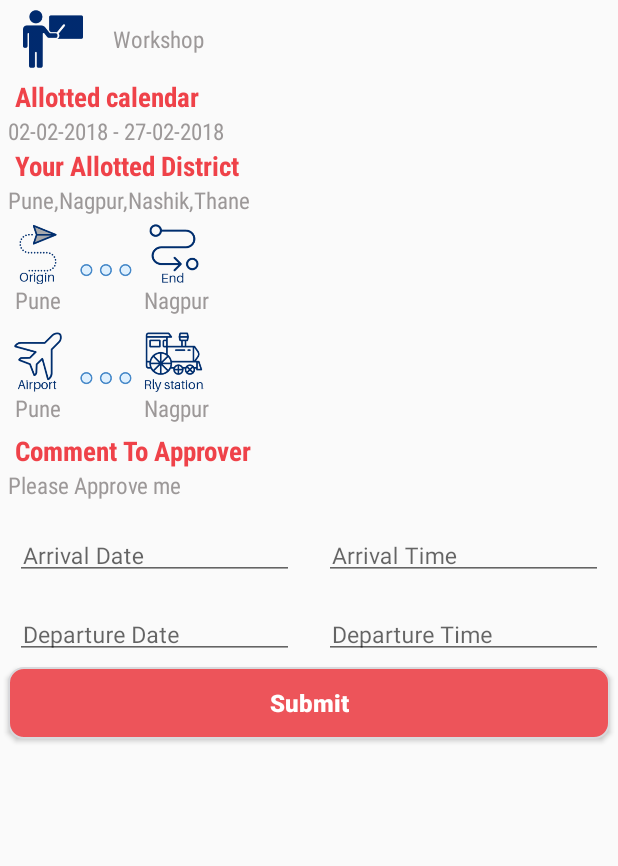
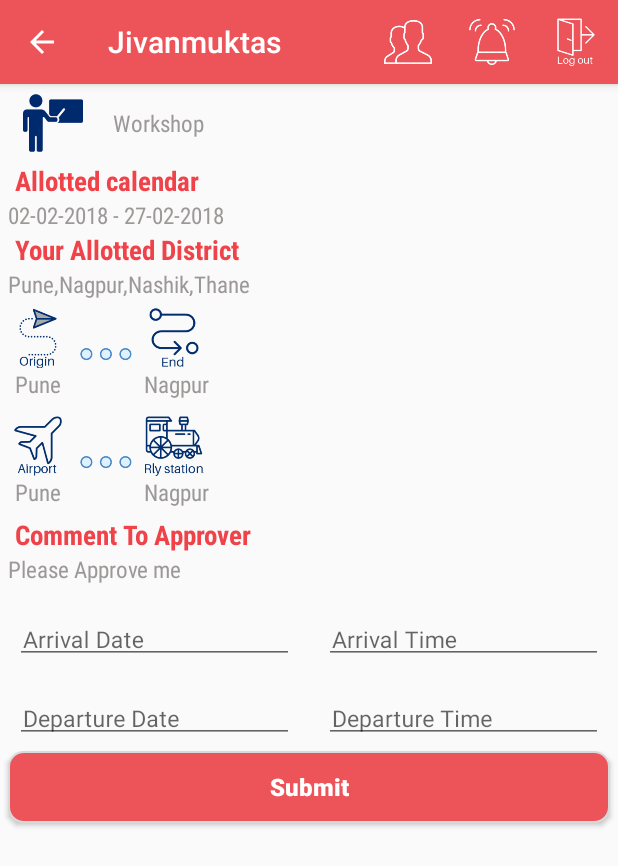
Before and after one commit to dhananjayt28/Gurukul-Android-App-Marg, an Android app: the Workshop screen opened directly, with no data from a screen before it, on a phone screen of 412 x 824 dp. Shown: the top 866 px of the screen. Run offline under Robolectric (Android 15) with nearby library versions, the phone set to English and light mode, and no system bars; our stand-ins replace Volley; network calls fail; 1 statement that could not run was skipped.

Commit message:
workshop

```diff
--- a/app/build.gradle
+++ b/app/build.gradle
@@ -33,7 +33,7 @@ buildscript {
     }
 
     dependencies {
-        classpath 'com.android.tools.build:gradle:3.1.0'
+        classpath 'com.android.tools.build:gradle:3.3.2'
         classpath 'io.fabric.tools:gradle:1.+'
     }
 }
--- a/app/src/main/java/in/jivanmuktas/www/marg/activity/RegistrationActivity.java
+++ b/app/src/main/java/in/jivanmuktas/www/marg/activity/RegistrationActivity.java
@@ -84,6 +84,7 @@ public class RegistrationActivity extends BaseActivity {
     @Override
     protected void onCreate(Bundle savedInstanceState) {
         super.onCreate(savedInstanceState);
+
         setContentView(R.layout.activity_registration);
         Toolbar toolbar = (Toolbar) findViewById(R.id.toolbarTop);
         setSupportActionBar(toolbar);
@@ -161,6 +162,7 @@ public class RegistrationActivity extends BaseActivity {
             public void onItemSelected(AdapterView<?> parent, View view, int position, long id) {
                 if(position != 0 ){
                     countryId = countries.get(position).getCountry_id();
+                    Log.d("!!!countries",countryId.toString());
                     new GetSatsangChapter().execute("" + countries.get(position).getCountry_id());
                     /// Set Country code
                     String[] array = getResources().getStringArray(R.array.country_code);
@@ -229,7 +231,6 @@ public class RegistrationActivity extends BaseActivity {
             public void onItemSelected(AdapterView<?> parent, View view, int position, long id) {
                 if(position != 0){
                     GenderId = Gender[position];
-
                 }
             }
             @Override
--- a/app/src/main/java/in/jivanmuktas/www/marg/activity/Workshop.java
+++ b/app/src/main/java/in/jivanmuktas/www/marg/activity/Workshop.java
@@ -2,8 +2,11 @@ package in.jivanmuktas.www.marg.activity;
 
 import android.app.DatePickerDialog;
 import android.app.TimePickerDialog;
+import android.content.Intent;
+import android.net.Uri;
 import android.os.AsyncTask;
 import android.os.Bundle;
+import android.support.design.widget.TextInputLayout;
 import android.support.v7.widget.Toolbar;
 import android.util.Log;
 import android.view.View;
@@ -11,6 +14,7 @@ import android.widget.AdapterView;
 import android.widget.Button;
 import android.widget.DatePicker;
 import android.widget.EditText;
+import android.widget.ImageView;
 import android.widget.LinearLayout;
 import android.widget.Spinner;
 import android.widget.TextView;
@@ -40,6 +44,8 @@ import in.jivanmuktas.www.marg.R;
 import in.jivanmuktas.www.marg.constant.Constant;
 import in.jivanmuktas.www.marg.network.HttpGetHandler;
 
+import static com.google.firebase.analytics.FirebaseAnalytics.Param.SOURCE;
+
 public class Workshop extends BaseActivity {
     String EVENT_ID,status,Status;
     private SimpleDateFormat dateFormatter;
@@ -49,6 +55,8 @@ public class Workshop extends BaseActivity {
     LinearLayout edDateTimeView,tvDateTimeView,itienaryView;
     Spinner itienaryAction;
     Button submit;
+    ImageView ImgItie,ItenaryUpload;
+    TextInputLayout Moditext;
     @Override
     protected void onCreate(Bundle savedInstanceState) {
         super.onCreate(savedInstanceState);
@@ -93,18 +101,42 @@ public class Workshop extends BaseActivity {
         tvDateTimeView.setVisibility(View.GONE);
         itienaryView.setVisibility(View.GONE);
         submit = (Button) findViewById(R.id.submit);
+        ImgItie = (ImageView) findViewById(R.id.imgItie);
+        ItenaryUpload = (ImageView) findViewById(R.id.ItenaryUpload);
+        Moditext = (TextInputLayout) findViewById(R.id.modiReasonItie);
+        Moditext.setVisibility(View.GONE);
 
         CustomSpinner(itienaryAction,R.array.itiespinner);
 
         itienaryAction.setOnItemSelectedListener(new AdapterView.OnItemSelectedListener() {
             @Override
             public void onItemSelected(AdapterView<?> parent, View view, int position, long id) {
-
+                if(position == 1){
+                    ImgItie.setImageResource(R.drawable.check_icon);
+                    Moditext.setVisibility(View.GONE);
+                }else if(position == 2){
+                    ImgItie.setImageResource(R.drawable.bullet);
+                    Moditext.setVisibility(View.VISIBLE);
+                }else {
+                    ImgItie.setImageResource(R.drawable.bullet);
+                    Moditext.setVisibility(View.GONE);
+                }
             }
 
             @Override
             public void onNothingSelected(AdapterView<?> parent) {
 
+            }
+        });
+
+        ItenaryUpload.setOnClickListener(new View.OnClickListener() {
+            @Override
+            public void onClick(View v) {
+                /*Intent i = new Intent(Intent.ACTION_VIEW, Uri.parse(SOURCE));
+                startActivity(i);*/
+                Intent i = new Intent(Intent.ACTION_VIEW,
+                        Uri.parse("https://drive.google.com/open?id=1rWzEN1IPfTN5OdVd9DleZmrXgp3DhPcXS25hCGjAUdQ"));
+                startActivity(i);
             }
         });
 
--- a/app/src/main/java/in/jivanmuktas/www/marg/constant/Constant.java
+++ b/app/src/main/java/in/jivanmuktas/www/marg/constant/Constant.java
@@ -6,8 +6,8 @@ public class Constant {
    public static final String BASE_URL_API = "http://jivanmuktasapi.ttssupport.info/api/";//Testing
    //public static final String BASE_URL_NEW = "http://gurukulweb.tangenttechsolutions.com/api/";
    //public static final String BASE_URL = "http://testgurukul.tmlcsr.com/Gurukul_App_Services.svc/";//Testing
-   public static final String BASE_URL_NEW = "http://uatappweb.jivanmuktas.org/api/";
-   public static final String BASE_URL = "http://uatappwebapi.jivanmuktas.org/Gurukul_App_Services.svc/";
+   public static final String BASE_URL_NEW = "http://uatappweb.jivanmuktas.org/api/"; //for api
+   public static final String BASE_URL = "http://uatappwebapi.jivanmuktas.org/Gurukul_App_Services.svc/"; //for service
 
    public static final String LOGIN = BASE_URL_NEW + "user-login";
 
--- a/app/src/main/res/layout/activity_workshop.xml
+++ b/app/src/main/res/layout/activity_workshop.xml
@@ -6,6 +6,18 @@
     android:layout_height="match_parent"
     tools:context=".activity.Workshop"
     android:orientation="vertical">
+    <android.support.design.widget.AppBarLayout
+        android:layout_width="match_parent"
+        android:layout_height="wrap_content"
+        android:theme="@style/ThemeOverlay.AppCompat.Dark.ActionBar">
+        <android.support.v7.widget.Toolbar
+            android:id="@+id/toolbar"
+            android:layout_width="match_parent"
+            android:layout_height="?attr/actionBarSize"
+            android:background="?attr/colorPrimary"
+            app:layout_scrollFlags="scroll|enterAlways"
+            app:popupTheme="@style/ThemeOverlay.AppCompat.Light" />
+    </android.support.design.widget.AppBarLayout>
 
     <ScrollView
         android:layout_width="match_parent"
@@ -502,6 +514,7 @@
                         android:src="@drawable/bullet" />
 
                     <ImageView
+                        android:id="@+id/ItenaryUpload"
                         android:layout_width="40dp"
                         android:layout_height="40dp"
                         android:layout_gravity="center"
@@ -516,6 +529,23 @@
                         android:layout_marginLeft="20dp"
                         android:background="@drawable/action"></Spinner>
                 </LinearLayout>
+                <android.support.design.widget.TextInputLayout
+                    android:id="@+id/modiReasonItie"
+                    android:layout_width="match_parent"
+                    android:layout_height="wrap_content">
+
+                    <EditText
+                        android:id="@+id/etItie"
+                        android:layout_width="match_parent"
+                        android:layout_height="wrap_content"
+                        android:gravity="bottom|start"
+                        android:hint="Enter Reason for Modification"
+                        android:imeOptions="actionNext"
+                        android:inputType="textCapSentences"
+                        android:padding="10dp"
+                        android:textColorHint="@color/colorEditText"
+                        android:textSize="15sp" />
+                </android.support.design.widget.TextInputLayout>
             </LinearLayout>
 
             <Button
@@ -533,17 +563,5 @@
         </LinearLayout>
     </ScrollView>
 
-    <android.support.design.widget.AppBarLayout
-        android:layout_width="match_parent"
-        android:layout_height="wrap_content"
-        android:theme="@style/ThemeOverlay.AppCompat.Dark.ActionBar">
-        <android.support.v7.widget.Toolbar
-            android:id="@+id/toolbar"
-            android:layout_width="match_parent"
-            android:layout_height="?attr/actionBarSize"
-            android:background="?attr/colorPrimary"
-            app:layout_scrollFlags="scroll|enterAlways"
-            app:popupTheme="@style/ThemeOverlay.AppCompat.Light" />
-    </android.support.design.widget.AppBarLayout>
 
 </LinearLayout>
--- a/app/src/main/res/values/strings.xml
+++ b/app/src/main/res/values/strings.xml
@@ -5,7 +5,7 @@
     <string name="navigation_drawer_close">Close navigation drawer</string>
 
     <string name="action_settings">Settings</string>
-    <string name="first_name">First Name *</string>
+    <string name="first_name">First Name <font color="#ff0000"><sup>*</sup></font></string>
     <string name="last_name">Last Name *</string>
     <!--<string name="first_name"><![CDATA[First Name<font color=\'#cc0029\'>  *</font>]]></string>
     <string name="last_name"><![CDATA[Last Name<font color=\'#cc0029\'>  *</font>]]></string>-->
```
